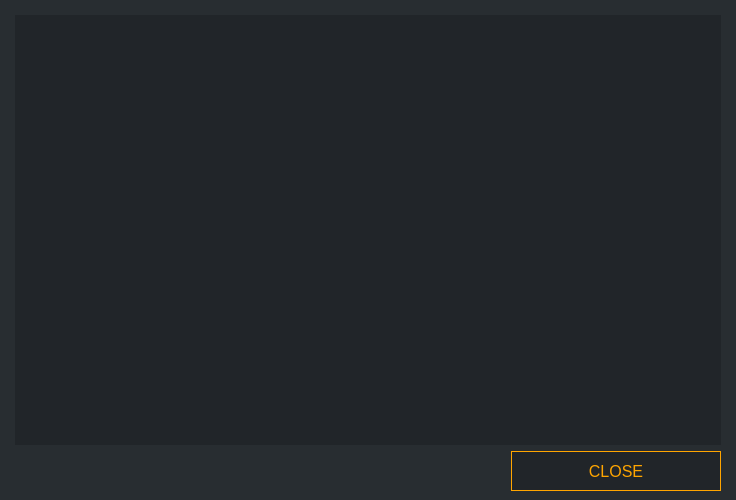
First picture: the form in src/gui/ui/depositdetailsdialog.ui, repository ConcealNetwork/conceal-desktop, before the edit.
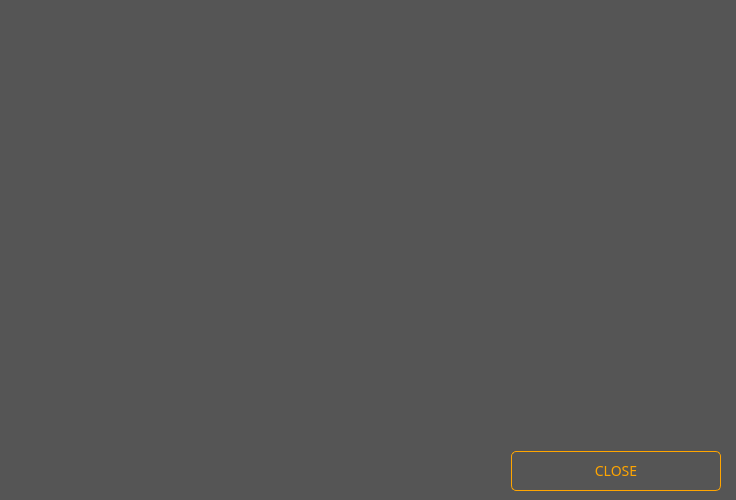
Second picture: the form after the edit.

What changed in the file:
```diff
--- a/src/gui/ui/depositdetailsdialog.ui
+++ b/src/gui/ui/depositdetailsdialog.ui
@@ -20,9 +20,10 @@
    <string>Deposit Details</string>
   </property>
   <property name="styleSheet">
-   <string notr="true">background-color: #282d31;
+   <string notr="true">background-color: #555;
 color: #ddd;
-border: 0px;</string>
+border: 0px;
+font-family: 'Raleway';</string>
   </property>
   <layout class="QVBoxLayout" name="verticalLayout">
    <property name="leftMargin">
@@ -41,11 +42,12 @@
     <widget class="QTextBrowser" name="m_detailsBrowser">
      <property name="font">
       <font>
+       <family>Raleway</family>
        <pointsize>-1</pointsize>
       </font>
      </property>
      <property name="styleSheet">
-      <string notr="true">background-color: #212529;
+      <string notr="true">
 color: #ddd;
 border: 0px;
 font-size: 13px;</string>
@@ -76,10 +78,13 @@
         </size>
        </property>
        <property name="font">
-        <font/>
+        <font>
+         <family>Raleway</family>
+         <pointsize>-1</pointsize>
+        </font>
        </property>
        <property name="styleSheet">
-        <string notr="true">QPushButton#m_okButton {color: orange; background-color: #212529; border: 1px solid orange; font-size: 16px;}
+        <string notr="true">QPushButton#m_okButton {color: orange; border: 1px solid orange; font-size: 14px; border-radius: 5px;}
 
 QPushButton#m_okButton:hover {color: orange; background-color: #212529; border: 2px solid orange; font-size: 16px;}</string>
        </property>
```
Left out of the diff: 2 changed lines with no effect on the pictures.
